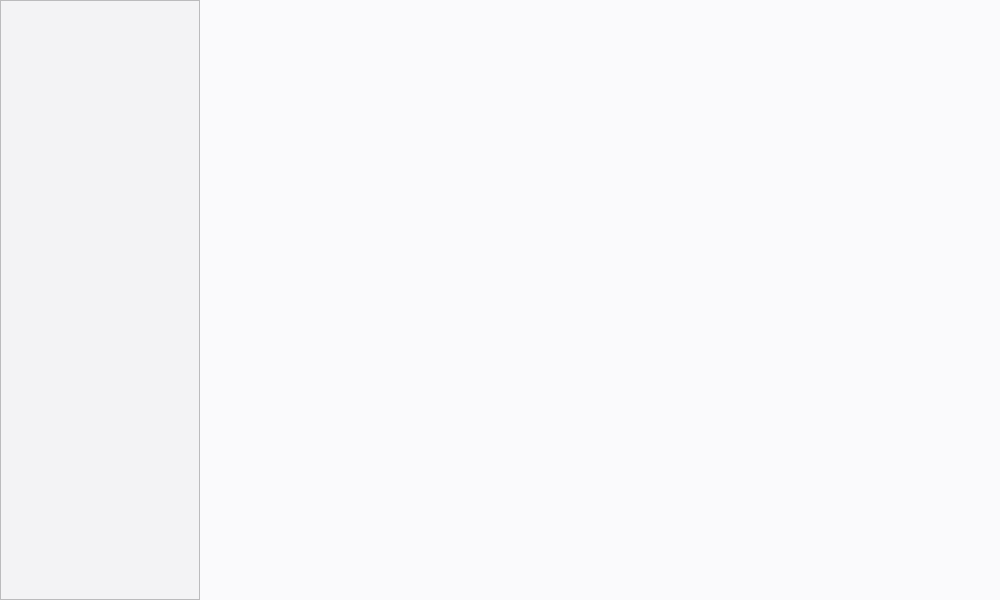
First picture: the form in main2window.ui, repository cuncinc/CloudMusic_Qt, before the edit.
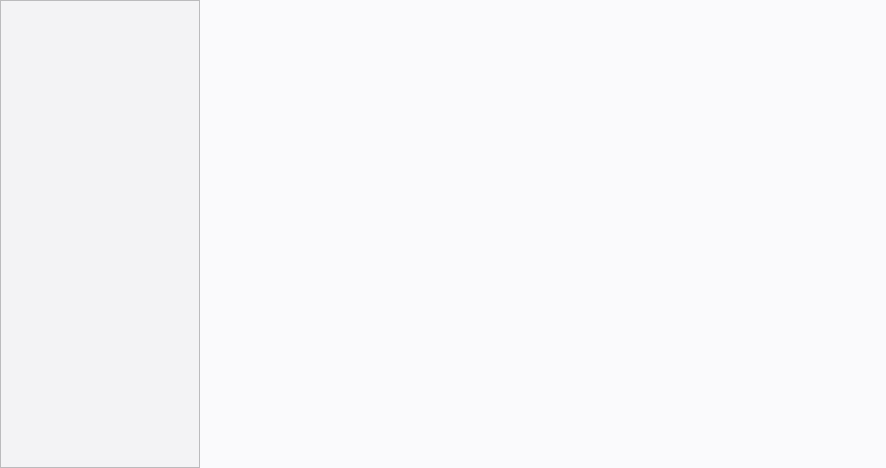
Second picture: the form after the edit. Custom widgets are drawn as their Qt base class.

Commit message: feat(ui): ui auto wrap

Diff of the .ui file:
```diff
--- a/main2window.ui
+++ b/main2window.ui
@@ -6,8 +6,8 @@
    <rect>
     <x>0</x>
     <y>0</y>
-    <width>1000</width>
-    <height>600</height>
+    <width>886</width>
+    <height>468</height>
    </rect>
   </property>
   <property name="font">
@@ -19,14 +19,41 @@
    <string>MainWindow</string>
   </property>
   <widget class="QWidget" name="centralwidget">
+   <layout class="QHBoxLayout" name="horizontalLayout">
+    <property name="spacing">
+     <number>0</number>
+    </property>
+    <property name="leftMargin">
+     <number>0</number>
+    </property>
+    <property name="topMargin">
+     <number>0</number>
+    </property>
+    <property name="rightMargin">
+     <number>0</number>
+    </property>
+    <property name="bottomMargin">
+     <number>0</number>
+    </property>
+    <item>
    <widget class="NavListView" name="navigation">
-    <property name="geometry">
-     <rect>
-      <x>0</x>
-      <y>0</y>
+      <property name="sizePolicy">
+       <sizepolicy hsizetype="Preferred" vsizetype="MinimumExpanding">
+        <horstretch>0</horstretch>
+        <verstretch>0</verstretch>
+       </sizepolicy>
+      </property>
+      <property name="minimumSize">
+       <size>
       <width>200</width>
-      <height>600</height>
-     </rect>
+        <height>0</height>
+       </size>
+      </property>
+      <property name="maximumSize">
+       <size>
+        <width>200</width>
+        <height>16777215</height>
+       </size>
     </property>
     <property name="font">
      <font>
@@ -210,14 +237,14 @@
      </color>
     </property>
    </widget>
+    </item>
+    <item>
    <widget class="QStackedWidget" name="stackedWidget">
-    <property name="geometry">
-     <rect>
-      <x>200</x>
-      <y>0</y>
-      <width>800</width>
-      <height>600</height>
-     </rect>
+      <property name="sizePolicy">
+       <sizepolicy hsizetype="MinimumExpanding" vsizetype="MinimumExpanding">
+        <horstretch>0</horstretch>
+        <verstretch>0</verstretch>
+       </sizepolicy>
     </property>
     <property name="autoFillBackground">
      <bool>false</bool>
@@ -228,6 +255,8 @@
     <widget class="QWidget" name="page"/>
     <widget class="QWidget" name="page_2"/>
    </widget>
+    </item>
+   </layout>
   </widget>
  </widget>
  <customwidgets>
```
Lines whose indentation alone changed are shown as unchanged. The commit also changes 2 other files.
